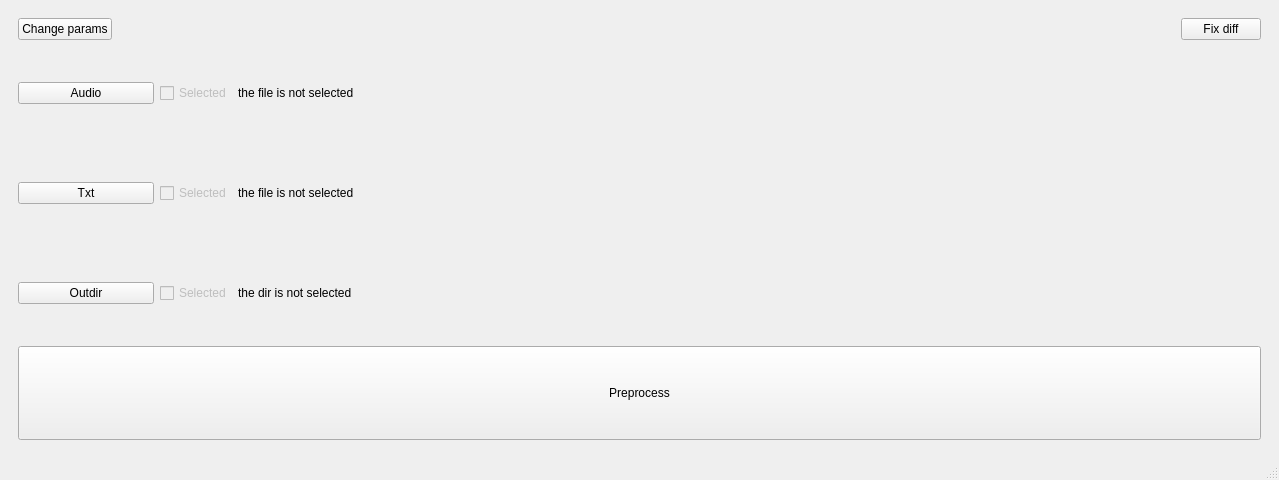
First picture: the form in GUI/form.ui, repository Klaasibub/DatasetApp, before the edit.
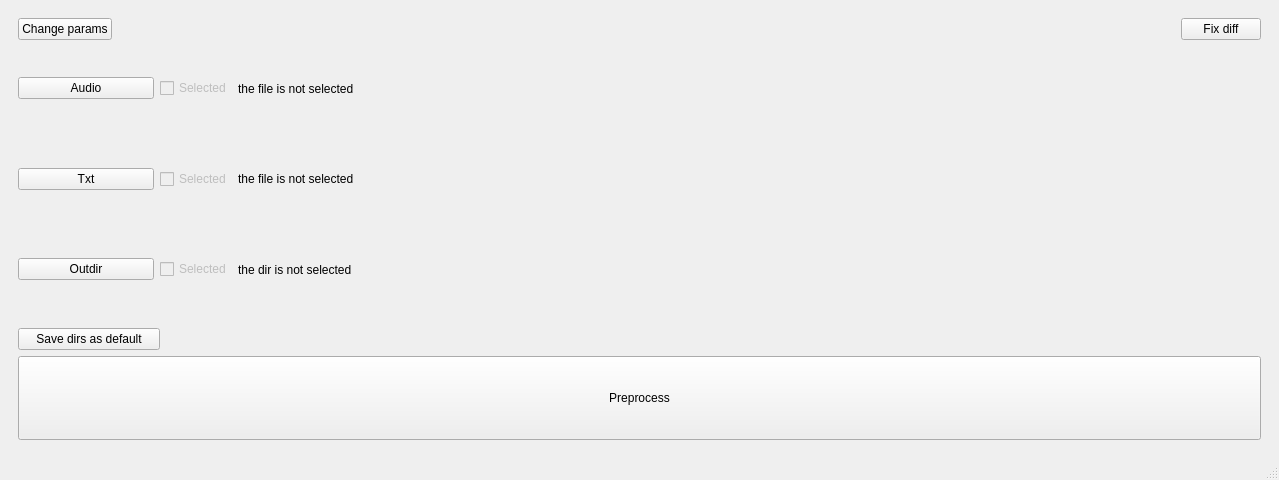
Second picture: the form after the edit.

Commit message: Added saving default paths. Added 'Get previous diff' button.

```diff
--- a/GUI/form.ui
+++ b/GUI/form.ui
@@ -23,9 +23,9 @@
       <widget class="QWidget" name="page">
        <layout class="QGridLayout" name="gridLayout">
         <item row="2" column="0">
-         <layout class="QVBoxLayout" name="verticalLayout" stretch="1,1,1,1">
+         <layout class="QVBoxLayout" name="verticalLayout" stretch="1,1,1,0,1">
           <item>
-           <layout class="QHBoxLayout" name="horizontalLayout" stretch="2,1,15">
+           <layout class="QHBoxLayout" name="horizontalLayout" stretch="2,0,15">
             <item>
              <widget class="QPushButton" name="audioBt">
               <property name="text">
@@ -59,7 +59,7 @@
            </layout>
           </item>
           <item>
-           <layout class="QHBoxLayout" name="horizontalLayout_2" stretch="2,1,15">
+           <layout class="QHBoxLayout" name="horizontalLayout_2" stretch="2,0,15">
             <item>
              <widget class="QPushButton" name="txtBt">
               <property name="text">
@@ -93,7 +93,7 @@
            </layout>
           </item>
           <item>
-           <layout class="QHBoxLayout" name="horizontalLayout_4" stretch="2,1,15">
+           <layout class="QHBoxLayout" name="horizontalLayout_4" stretch="2,0,15">
             <item>
              <widget class="QPushButton" name="outdirBt">
               <property name="text">
@@ -126,6 +126,46 @@
             </item>
            </layout>
           </item>
+          <item>
+           <layout class="QHBoxLayout" name="horizontalLayout_6" stretch="2,0,15">
+            <property name="topMargin">
+             <number>10</number>
+            </property>
+            <item>
+             <widget class="QPushButton" name="asDefaultBt">
+              <property name="text">
+               <string>Save dirs as default</string>
+              </property>
+             </widget>
+            </item>
+            <item>
+             <spacer name="horizontalSpacer_5">
+              <property name="orientation">
+               <enum>Qt::Horizontal</enum>
+              </property>
+              <property name="sizeHint" stdset="0">
+               <size>
+                <width>40</width>
+                <height>20</height>
+               </size>
+              </property>
+             </spacer>
+            </item>
+            <item>
+             <spacer name="horizontalSpacer">
+              <property name="orientation">
+               <enum>Qt::Horizontal</enum>
+              </property>
+              <property name="sizeHint" stdset="0">
+               <size>
+                <width>40</width>
+                <height>20</height>
+               </size>
+              </property>
+             </spacer>
+            </item>
+           </layout>
+          </item>
           <item>
            <layout class="QHBoxLayout" name="horizontalLayout_3">
             <item>
```
Left out of the diff: 13 changed lines with no effect on the pictures. The commit also changes 3 other files.
